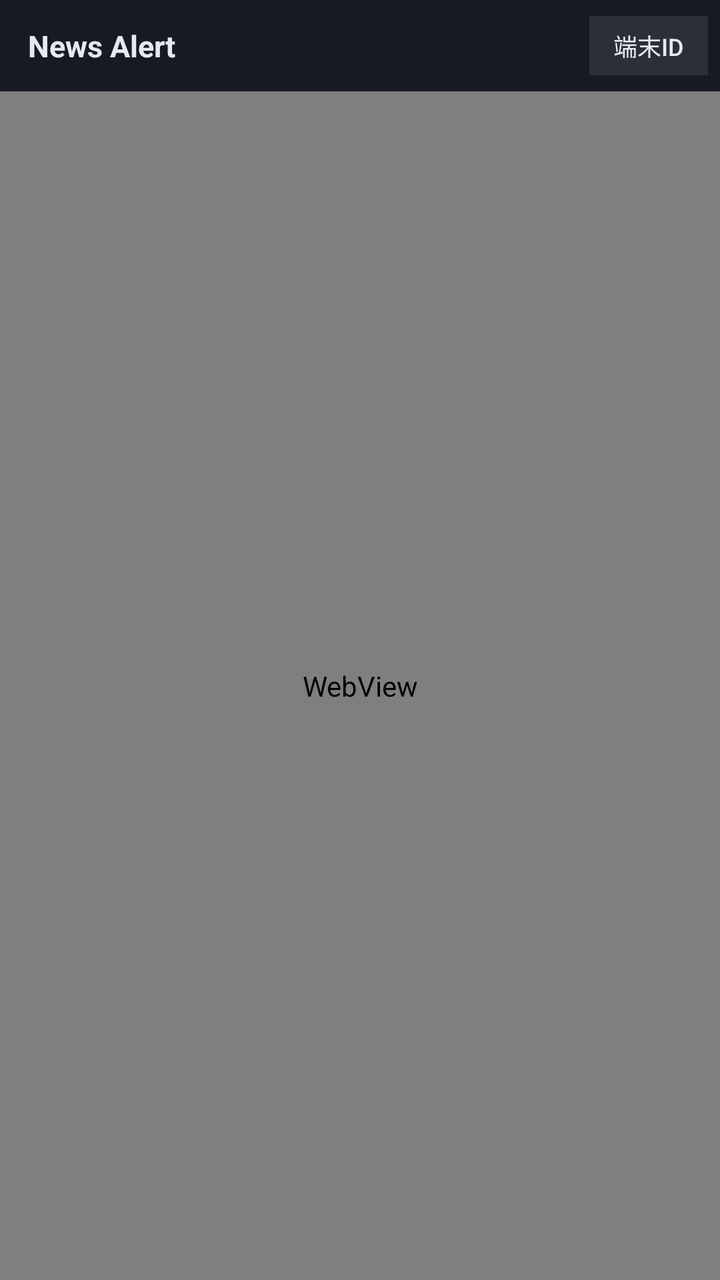
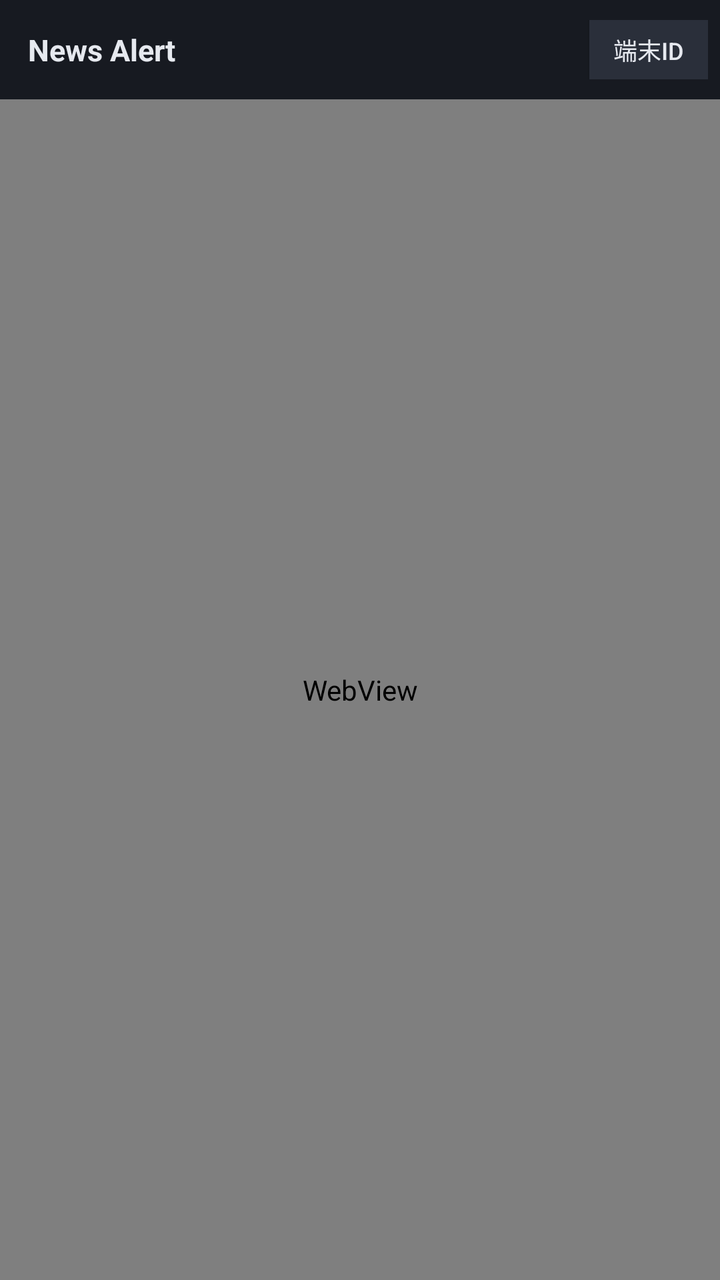

Two renders of the same Android screen: before a commit and after it. Below are the layout's source before the change and the commit's diff.
<!-- AndroidManifest.xml: application theme Theme.NewsAlert -->
<!-- res/layout/activity_main.xml -->
<?xml version="1.0" encoding="utf-8"?>
<LinearLayout xmlns:android="http://schemas.android.com/apk/res/android"
    android:layout_width="match_parent"
    android:layout_height="match_parent"
    android:orientation="vertical"
    android:background="#0f1115">

    
    <LinearLayout
        android:layout_width="match_parent"
        android:layout_height="wrap_content"
        android:orientation="horizontal"
        android:gravity="center_vertical"
        android:background="#171a21"
        android:paddingStart="14dp"
        android:paddingEnd="6dp"
        android:paddingTop="8dp"
        android:paddingBottom="8dp">

        <TextView
            android:layout_width="0dp"
            android:layout_height="wrap_content"
            android:layout_weight="1"
            android:text="@string/app_name"
            android:textColor="#e6e9ef"
            android:textSize="15sp"
            android:textStyle="bold" />

        <Button
            android:id="@+id/tokenToggleBtn"
            android:layout_width="wrap_content"
            android:layout_height="wrap_content"
            android:minWidth="0dp"
            android:minHeight="0dp"
            android:paddingStart="12dp"
            android:paddingEnd="12dp"
            android:paddingTop="6dp"
            android:paddingBottom="6dp"
            android:text="@string/token_button"
            android:textSize="12sp"
            android:textColor="#e6e9ef"
            android:background="#2a2f3a" />
    </LinearLayout>

    
    <LinearLayout
        android:id="@+id/tokenPanel"
        android:layout_width="match_parent"
        android:layout_height="wrap_content"
        android:orientation="vertical"
        android:background="#1e222b"
        android:padding="12dp"
        android:visibility="gone">

        <TextView
            android:layout_width="match_parent"
            android:layout_height="wrap_content"
            android:text="@string/token_hint"
            android:textColor="#9aa4b2"
            android:textSize="11sp" />

        <TextView
            android:id="@+id/tokenView"
            android:layout_width="match_parent"
            android:layout_height="wrap_content"
            android:layout_marginTop="6dp"
            android:textColor="#e6e9ef"
            android:textSize="11sp"
            android:textIsSelectable="true"
            android:maxLines="4"
            android:ellipsize="middle"
            android:text="@string/token_loading" />
    </LinearLayout>

    <FrameLayout
        android:layout_width="match_parent"
        android:layout_height="0dp"
        android:layout_weight="1">

        <WebView
            android:id="@+id/webView"
            android:layout_width="match_parent"
            android:layout_height="match_parent" />

        <ProgressBar
            android:id="@+id/progressBar"
            style="?android:attr/progressBarStyleLarge"
            android:layout_width="wrap_content"
            android:layout_height="wrap_content"
            android:layout_gravity="center" />
    </FrameLayout>
</LinearLayout>
<!-- resources referenced by this layout -->
<resources>
  <string name="app_name">News Alert</string>
  <string name="token_button">端末ID</string>
  <string name="token_hint">FCMトークン（タップでコピー）— サーバー側の通知設定に使用します</string>
  <string name="token_loading">FCMトークンを取得中…</string>
  <style name="Theme.NewsAlert" parent="Theme.Material3.DayNight.NoActionBar">
          <item name="colorPrimary">#0070f3</item>
          <item name="colorOnPrimary">#ffffff</item>
      </style>
</resources>

<!-- the commit's change to res/layout/activity_main.xml (unified diff, before → after) -->
@@ -3,6 +3,7 @@
     android:layout_width="match_parent"
     android:layout_height="match_parent"
     android:orientation="vertical"
+    android:fitsSystemWindows="true"
     android:background="#0f1115">
 
     
@@ -14,8 +15,8 @@
         android:background="#171a21"
         android:paddingStart="14dp"
         android:paddingEnd="6dp"
-        android:paddingTop="8dp"
-        android:paddingBottom="8dp">
+        android:paddingTop="10dp"
+        android:paddingBottom="10dp">
 
         <TextView
             android:layout_width="0dp"
<!-- resource entries referenced after the edit -->
@@ -7,6 +7,8 @@
   <style name="Theme.NewsAlert" parent="Theme.Material3.DayNight.NoActionBar">
           <item name="colorPrimary">#0070f3</item>
           <item name="colorOnPrimary">#ffffff</item>
+          <item name="android:statusBarColor">#171a21</item>
+          <item name="android:windowLightStatusBar">false</item>
       </style>
 </resources>
 
